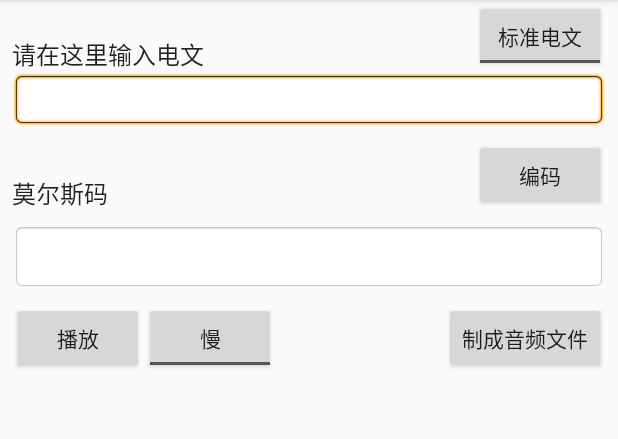
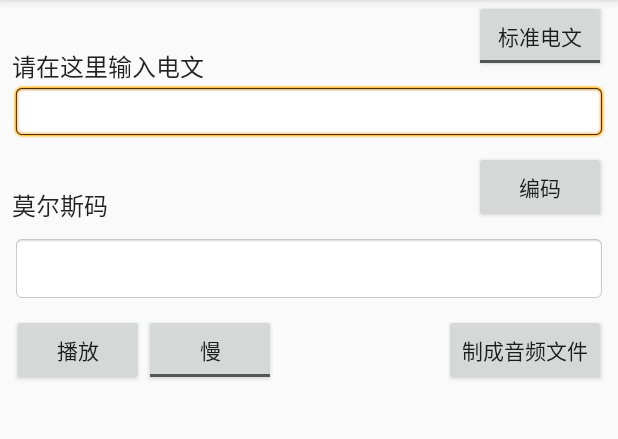
Before and after one commit to wxson7282/MyApp, an Android app: the screen it shows after launch (MainActivity), on a phone screen of 412 x 824 dp, the part 84-523 px from its top. Run offline under Robolectric (Android 15) with nearby library versions, the phone set to English and light mode, and no system bars.

Commit message:
init ver

```diff
--- a/morsetoy/src/main/res/layout/activity_main.xml
+++ b/morsetoy/src/main/res/layout/activity_main.xml
@@ -10,7 +10,7 @@
         android:layout_width="wrap_content"
         android:layout_height="wrap_content"
         android:layout_marginStart="8dp"
-        android:layout_marginTop="24dp"
+        android:layout_marginTop="32dp"
         android:text="@string/input_title"
         android:textAppearance="@style/TextAppearance.AppCompat.Light.SearchResult.Subtitle"
         app:layout_constraintLeft_toLeftOf="parent"
@@ -54,12 +54,11 @@
         android:id="@+id/toggleBtnFormat"
         android:layout_width="wrap_content"
         android:layout_height="wrap_content"
+        android:layout_marginEnd="8dp"
         android:text="@string/toggleBtnFormat_name"
         android:textOff="@string/toggleBtnFormat_textOff"
         android:textOn="@string/toggleBtnFormat_textOn"
-        app:layout_constraintTop_toTopOf="parent"
-        app:layout_constraintRight_toRightOf="parent"
-        android:layout_marginEnd="8dp" />
+        app:layout_constraintRight_toRightOf="parent" />
 
     <ToggleButton
         android:id="@+id/toggleBtnSpeed"
```
